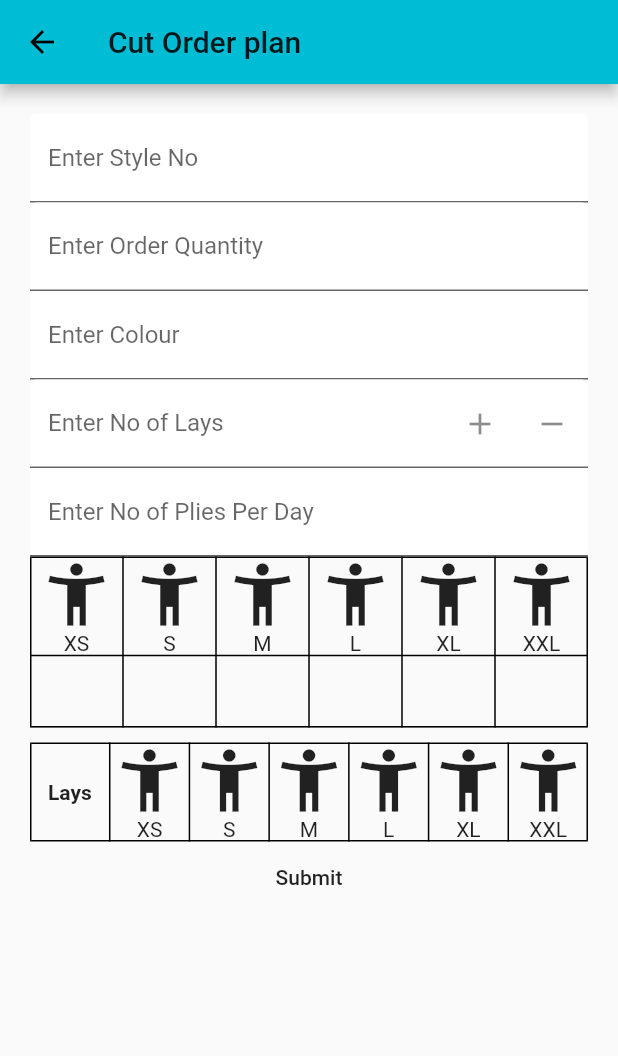
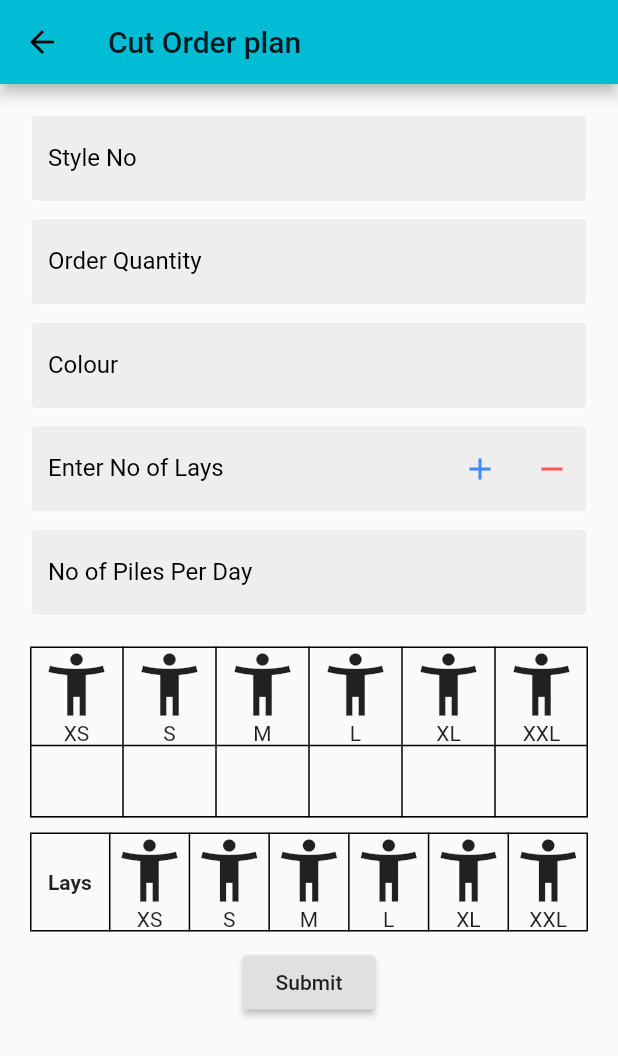
Before and after one commit to sambitraze/AARVI_TEXTILES, a Flutter app: the CutOrderPlan screen opened by its route, on a phone screen of 412 x 824 dp. Shown: the top 1056 px of the screen. Run offline on Flutter 3.47's test engine with Material 2 defaults, Android fonts, the phone set to English and light mode, and no system bars; our stand-ins replace cloud_firestore, datetime_picker_formfield, file_picker, firebase_auth, firebase_storage, flutter_datetime_picker and 1 more; missing offline and left inert: custom_splash; accounts and stored records are empty.

Commit message:
update UI

```diff
--- a/lib/Screens/MerchandisingMang/BuyersMang.dart
+++ b/lib/Screens/MerchandisingMang/BuyersMang.dart
@@ -1,4 +1,3 @@
-import 'package:aarvi_textiles/Screens/PoMang/Buyer.dart';
 import 'package:flutter/material.dart';
 
 class BuyersMang extends StatefulWidget {
--- a/lib/Screens/MerchandisingMang/SampleTracking/SampleTrackPattern.dart
+++ b/lib/Screens/MerchandisingMang/SampleTracking/SampleTrackPattern.dart
@@ -173,7 +173,6 @@ class _SampleTrackPatternState extends State<SampleTrackPattern> {
                       _snackBarKey.currentState.showSnackBar(SnackBar(
                         content: Text("Updating"),
                       ));
-                      //TODO Implement Date Picker
                       s = Styles.setSampleTrack(
                           styleNo: _styleController.value.text,
                           patternCompleted: _patternCompleted,
--- a/lib/Screens/PoMang/PoMang.dart
+++ b/lib/Screens/PoMang/PoMang.dart
@@ -9,7 +9,7 @@ class PoMang extends StatefulWidget {
   _PoMangState createState() => _PoMangState();
 }
 
-Widget BuyersList(BuildContext context, AsyncSnapshot<QuerySnapshot> snapshot) {
+Widget buyersList(BuildContext context, AsyncSnapshot<QuerySnapshot> snapshot) {
   if (snapshot.hasData) {
     return ListView.builder(
       itemBuilder: (context, index) {
@@ -92,7 +92,7 @@ class _PoMangState extends State<PoMang> {
       appBar: AppBar(title: Center(child: Text('AARVI TEXTILES'))),
       body: StreamBuilder(
         stream: Firestore.instance.collection("aarvi").snapshots(),
-        builder: BuyersList,
+        builder: buyersList,
       ),
       floatingActionButton:
           /* FloatingActionButton(
--- a/lib/Screens/ProductionMang/CuttingPage/CutOrderPlan.dart
+++ b/lib/Screens/ProductionMang/CuttingPage/CutOrderPlan.dart
@@ -1,5 +1,4 @@
-import 'dart:math';
-
+import 'package:aarvi_textiles/services/textfieldBox.dart';
 import 'package:cloud_firestore/cloud_firestore.dart';
 import 'package:flutter/material.dart';
 import 'package:flutter/painting.dart';
@@ -26,11 +25,15 @@ class _CutOrderPlanState extends State<CutOrderPlan> {
   final xxsize = TextEditingController();
 
   var controllersList = List<List<TextEditingController>>();
-  var _rows = [TableRow(children: [
+  var _rows = [
+    TableRow(children: [
       Container(
-        padding: EdgeInsets.symmetric(horizontal: 0,vertical: 25),
-        child: Text("Lays",textAlign: TextAlign.center,style: TextStyle(fontWeight: FontWeight.bold),)
-    ),
+          padding: EdgeInsets.symmetric(horizontal: 0, vertical: 25),
+          child: Text(
+            "Lays",
+            textAlign: TextAlign.center,
+            style: TextStyle(fontWeight: FontWeight.bold),
+          )),
       Column(children: [
         Icon(
           Icons.accessibility_new,
@@ -73,11 +76,11 @@ class _CutOrderPlanState extends State<CutOrderPlan> {
         ),
         Text('XXL')
       ]),
-  ]),];
+    ]),
+  ];
 
   @override
   void initState() {
-
     super.initState();
   }
 
@@ -94,11 +97,7 @@ class _CutOrderPlanState extends State<CutOrderPlan> {
             children: <Widget>[
               TextFormField(
                 controller: styleNo,
-                decoration: InputDecoration(
-                    focusColor: Colors.white,
-                    fillColor: Colors.white,
-                    filled: true,
-                    labelText: "Enter Style No"),
+                decoration: TextFieldDec.inputDec("Style No"),
                 onEditingComplete: () async {
                   var listOfStrings = [];
                   await Firestore.instance
@@ -119,19 +118,22 @@ class _CutOrderPlanState extends State<CutOrderPlan> {
                       xlsize.text = data['sizes']['xl'] ?? '';
                       xxlsize.text = data['sizes']['xxl'] ?? '';
                       listOfStrings = data['lays_table'];
-                      for(int i=0;i<(listOfStrings.length);i = i+6){
-
+                      for (int i = 0; i < (listOfStrings.length); i = i + 6) {
                         var textControllers = List<TextEditingController>();
-                        for(int j=0;j<6;++j){
-                          textControllers.add(TextEditingController(text: (listOfStrings[i+j] ?? '0')));
+                        for (int j = 0; j < 6; ++j) {
+                          textControllers.add(TextEditingController(
+                              text: (listOfStrings[i + j] ?? '0')));
                         }
                         controllersList.add(textControllers);
                         setState(() {
-                          _rows.add(TableRow(
-                              children: [
+                          _rows.add(TableRow(children: [
                             Padding(
-                                  padding: const EdgeInsets.symmetric(horizontal: 25,vertical: 15),
-                                  child: Text(i.toString(),style: TextStyle(fontWeight: FontWeight.bold),),
+                              padding: const EdgeInsets.symmetric(
+                                  horizontal: 25, vertical: 15),
+                              child: Text(
+                                i.toString(),
+                                style: TextStyle(fontWeight: FontWeight.bold),
+                              ),
                             ),
                             TextFormField(
                               controller: controllersList.last[0],
@@ -151,55 +153,62 @@ class _CutOrderPlanState extends State<CutOrderPlan> {
                             TextFormField(
                               controller: controllersList.last[5],
                             )
-                              ]
-                          ));
+                          ]));
                         });
                       }
                     }
                   });
                 },
               ),
+              SizedBox(height: 10.0),
               TextFormField(
                 controller: orderQuantity,
-                decoration: InputDecoration(
-                    focusColor: Colors.white,
-                    fillColor: Colors.white,
-                    filled: true,
-                    labelText: "Enter Order Quantity"),
+                decoration: TextFieldDec.inputDec("Order Quantity"),
               ),
+              SizedBox(height: 10.0),
               TextFormField(
                 controller: color,
-                decoration: InputDecoration(
-                    focusColor: Colors.white,
-                    fillColor: Colors.white,
-                    filled: true,
-                    labelText: "Enter Colour"),
+                decoration: TextFieldDec.inputDec("Colour"),
               ),
+              SizedBox(height: 10.0),
               TextFormField(
                 controller: lays,
                 readOnly: true,
                 decoration: InputDecoration(
-                    focusColor: Colors.white,
-                    fillColor: Colors.white,
+                  fillColor: Colors.grey[200],
                   filled: true,
                   labelText: "Enter No of Lays",
+                  labelStyle: TextStyle(color: Colors.black),
+                  enabledBorder: OutlineInputBorder(
+                    borderSide: BorderSide(color: Colors.white, width: 1.0),
+                  ),
+                  focusedBorder: OutlineInputBorder(
+                    borderSide:
+                        BorderSide(color: Colors.blueAccent, width: 2.0),
+                  ),
                   suffixIcon: Row(
                     mainAxisSize: MainAxisSize.min,
                     children: <Widget>[
                       IconButton(
                         icon: Icon(Icons.add),
-                          onPressed: () { lays.text = ((int.tryParse(lays.value.text) ?? 0) + 1).toString();
+                        color: Colors.blueAccent,
+                        onPressed: () {
+                          lays.text = ((int.tryParse(lays.value.text) ?? 0) + 1)
+                              .toString();
                           var textControllers = List<TextEditingController>();
-                          for(int i=0;i<6;++i){
+                          for (int i = 0; i < 6; ++i) {
                             textControllers.add(TextEditingController());
                           }
                           controllersList.add(textControllers);
                           setState(() {
-                            _rows.add(TableRow(
-                                children: [
+                            _rows.add(TableRow(children: [
                               Padding(
-                                    padding: const EdgeInsets.symmetric(horizontal: 25,vertical: 15),
-                                    child: Text(lays.value.text,style: TextStyle(fontWeight: FontWeight.bold),),
+                                padding: const EdgeInsets.symmetric(
+                                    horizontal: 25, vertical: 15),
+                                child: Text(
+                                  lays.value.text,
+                                  style: TextStyle(fontWeight: FontWeight.bold),
+                                ),
                               ),
                               TextFormField(
                                 controller: controllersList.last[0],
@@ -219,44 +228,39 @@ class _CutOrderPlanState extends State<CutOrderPlan> {
                               TextFormField(
                                 controller: controllersList.last[5],
                               )
-                                ]
-                            ));
+                            ]));
                           });
-
                         },
                       ),
                       IconButton(
+                          color: Colors.redAccent,
                           icon: Icon(Icons.remove),
                           onPressed: () {
                             var number = int.tryParse(lays.value.text);
-                            if(number <=0)
+                            if (number <= 0)
                               lays.text = "0";
-                            else{
+                            else {
                               lays.text = (--number).toString();
                               setState(() {
-                                if(_rows.length>1){
+                                if (_rows.length > 1) {
                                   _rows.removeLast();
                                   controllersList.removeLast();
                                 }
                               });
-
                             }
-
-                          }
-                        ),
+                          }),
                     ],
                   ),
                 ),
               ),
+              SizedBox(height: 10.0),
               TextFormField(
                 keyboardType: TextInputType.number,
                 controller: piles,
-                decoration: InputDecoration(
-                    focusColor: Colors.white,
-                    fillColor: Colors.white,
-                    filled: true,
-                    labelText: "Enter No of Plies Per Day"),
+                decoration: TextFieldDec.inputDec("No of Piles Per Day"),
               ),
+              SizedBox(height: 10.0),
+              SizedBox(height: 10.0),
               Table(
                 border: TableBorder.all(),
                 children: [
@@ -344,13 +348,17 @@ class _CutOrderPlanState extends State<CutOrderPlan> {
                   ]),
                 ],
               ),
-              SizedBox(height: 10,),
+              SizedBox(
+                height: 10,
+              ),
               Table(
                 border: TableBorder.all(),
                 children: _rows,
               ),
-              MaterialButton(
-                //TODO fix button color
+              SizedBox(
+                height: 10,
+              ),
+              RaisedButton(
                 child: Text("Submit"),
                 onPressed: () async {
                   scaffoldKey.currentState.showSnackBar(SnackBar(
@@ -379,7 +387,7 @@ class _CutOrderPlanState extends State<CutOrderPlan> {
                     'cutting_no_of_lays': lays.value.text,
                     'cutting_piles_per_day': piles.value.text,
                     'sizes': stylesList,
-                    'lays_table':listOfStrings,
+                    'lays_table': listOfStrings,
                   });
                   scaffoldKey.currentState.showSnackBar(SnackBar(
                     content: Text("Done"),
--- a/lib/Screens/ProductionMang/ProductionMang.dart
+++ b/lib/Screens/ProductionMang/ProductionMang.dart
@@ -1,8 +1,4 @@
-import 'package:aarvi_textiles/Screens/ProductionMang/CuttingPage.dart';
 import 'package:flutter/material.dart';
-
-import '../../main.dart';
-
 
 class ProductionMnag extends StatefulWidget {
   @override
@@ -60,6 +56,6 @@ class ProductionManagement extends StatelessWidget {
           ],
         ),
       ),
-    );;
+    );
   }
 }
--- a/lib/Screens/QualityMang/QualityMang.dart
+++ b/lib/Screens/QualityMang/QualityMang.dart
@@ -233,6 +233,7 @@ class _QualityMangState extends State<QualityMang> {
                     Row(
                       children: <Widget>[
                         IconButton(
+                          color: Colors.blueAccent,
                           icon: Icon(Icons.add),
                           onPressed: () {
                             setState(() {
@@ -243,6 +244,7 @@ class _QualityMangState extends State<QualityMang> {
                           },
                         ),
                         IconButton(
+                          color: Colors.redAccent,
                           icon: Icon(Icons.remove),
                           onPressed: () {
                             setState(() {
@@ -260,6 +262,7 @@ class _QualityMangState extends State<QualityMang> {
                           },
                         ),
                         IconButton(
+                          color: Colors.green,
                           icon: Icon(Icons.refresh),
                           onPressed: () {
                             setState(() {
--- a/lib/main.dart
+++ b/lib/main.dart
@@ -107,8 +107,8 @@ class MyHomePage extends StatefulWidget {
 
 class _MyHomePageState extends State<MyHomePage> {
 
-  bool _isLoggedIntion = false;
-  bool _isAdmin = false;
+  // bool _isLoggedIntion = false;
+  // bool _isAdmin = false;
 
   @override
   Widget build(BuildContext context) {
--- a/lib/widget/customClipper.dart
+++ b/lib/widget/customClipper.dart
@@ -41,7 +41,6 @@ class ClipPainter extends CustomClipper<Path>{
 
   @override
   bool shouldReclip(CustomClipper<Path> oldClipper) {
-    // TODO: implement shouldReclip
     return true;
   }
 
```
Also changed, not shown: lib/Screens/ProductionMang/CuttingPage/CuttingQuality.dart (+12 -22 lines), lib/Screens/ProductionMang/CuttingPage/DailyCuttingReport.dart (+15 -26 lines), lib/Screens/ProductionMang/FinishingPage.dart (+13 -26 lines), lib/Screens/ProductionMang/IEManagement/MachineReq.dart (+12 -24 lines), lib/Screens/ProductionMang/IEManagement/opBulletin.dart (+11 -20 lines), lib/Screens/ProductionMang/PackagingPage.dart (+10 -23 lines), lib/Screens/ProductionMang/SewingPage/DailyProductionReport.dart (+13 -24 lines), lib/Screens/ProductionMang/SewingPage/HourlyProduction.dart (+6 -15 lines). Lines whose indentation alone changed are shown as unchanged.
